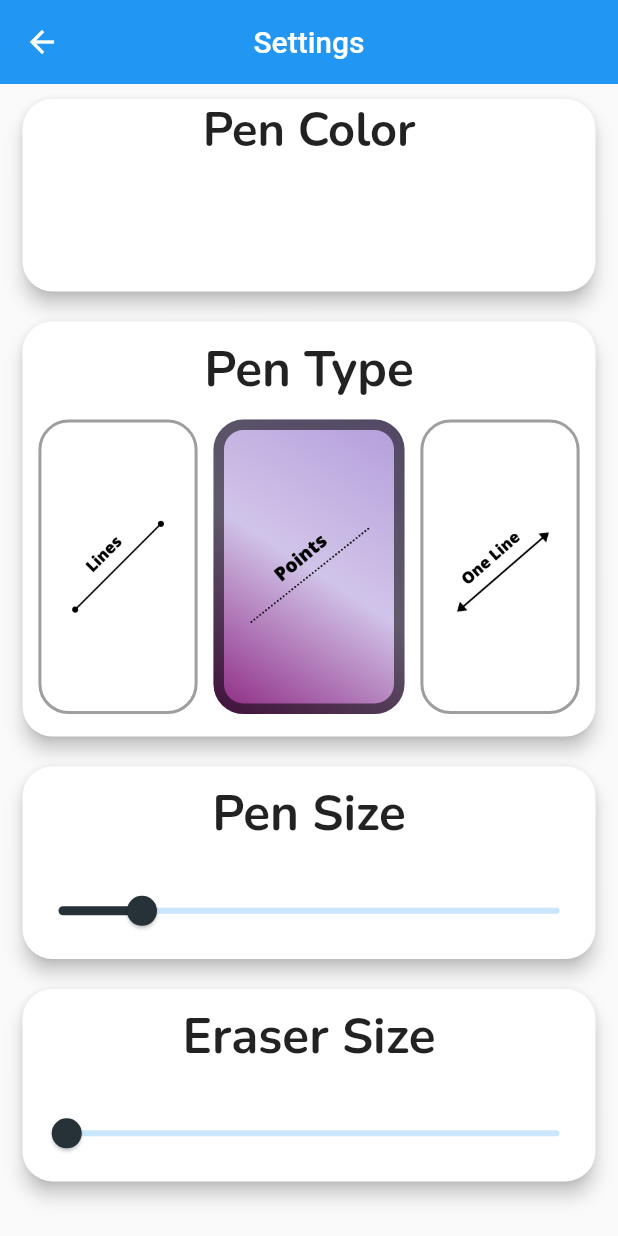
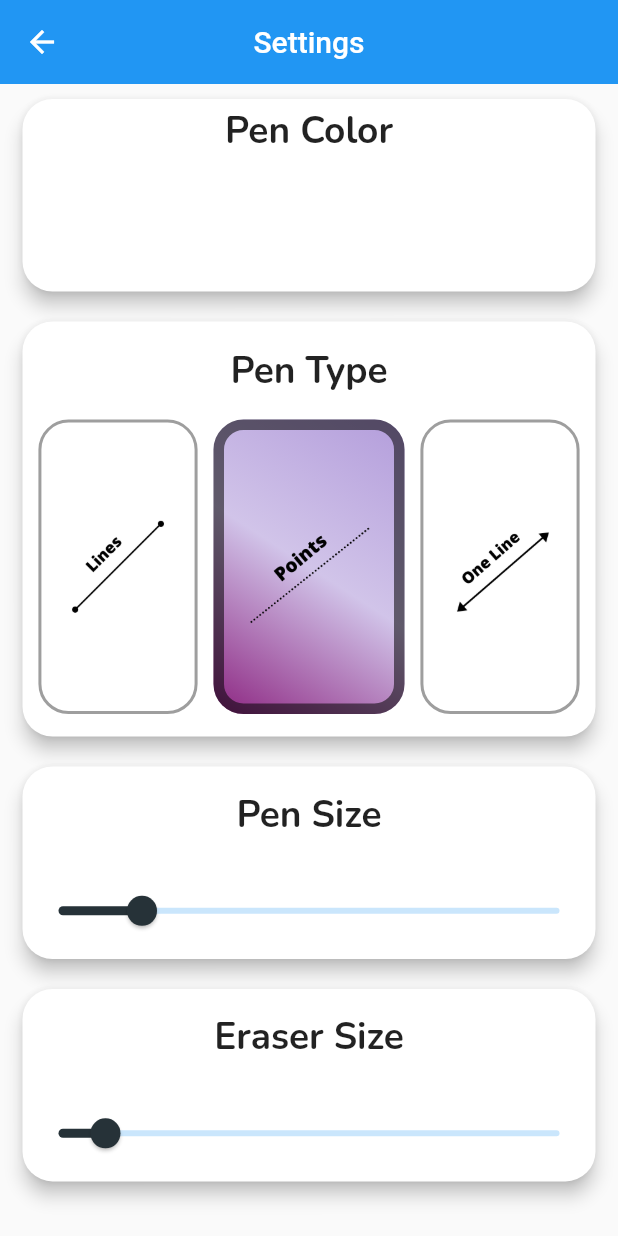
Before and after one commit to AbdallahNassar/Painter, a Flutter app: the PaintingView screen opened by its route, after a tap on the "settings" icon, on a phone screen of 412 x 824 dp. Run offline on Flutter 3.47's test engine with Material 2 defaults, Android fonts, the phone set to English and light mode, and no system bars; our stand-ins replace flutter_colorpicker, flutter_speed_dial, get, get_storage; accounts and stored records are empty.

Commit message:
some mods

```diff
--- a/painter/TODO.txt
+++ b/painter/TODO.txt
@@ -1,4 +1,3 @@
-=> redesign home page
 => add arabic language
 => add night mode
 => maybe reposition paint color ??
--- a/painter/lib/app/core/theme/app_theme.dart
+++ b/painter/lib/app/core/theme/app_theme.dart
@@ -12,7 +12,7 @@ class AppTheme {
     textTheme: TextTheme(
       button: TextStyle(fontSize: Get.height * 0.04 * Get.textScaleFactor),
       subtitle1: TextStyle(
-        fontSize: Get.height * 0.04 * Get.textScaleFactor,
+        fontSize: Get.height * 0.03 * Get.textScaleFactor,
         fontWeight: FontWeight.bold,
         fontFamily: 'Nunito',
       ),
--- a/painter/lib/app/modules/colorpicker/views/colorpicker_view.dart
+++ b/painter/lib/app/modules/colorpicker/views/colorpicker_view.dart
@@ -3,12 +3,10 @@ import 'package:flutter_colorpicker/flutter_colorpicker.dart';
 
 import 'package:get/get.dart';
 import 'package:painter/app/core/theme/app_theme.dart';
-import 'package:painter/app/modules/painting/controllers/painting_controller.dart';
 import 'package:painter/app/modules/settings/controllers/settings_controller.dart';
 
 class ColorpickerView extends GetView<SettingsController> {
   //================================ Properties ================================
-  final _paintingController = Get.find<PaintingController>();
 
   //================================= Methods ==================================
   Widget _buildSizedBox(_mediaQuery) {
@@ -45,9 +43,7 @@ class ColorpickerView extends GetView<SettingsController> {
               child: ColorPicker(
                 pickerColor: controller.strokeColor,
                 onColorChanged: (newColor) {
-                  controller.setColor(
-                      _paintingController.currentActivePaintingIndex,
-                      newColor.value);
+                  controller.setColor(newColor.value);
                 },
                 showLabel: true,
                 displayThumbColor: true,
--- a/painter/lib/app/modules/home/widgets/page_view.dart
+++ b/painter/lib/app/modules/home/widgets/page_view.dart
@@ -51,6 +51,7 @@ class PaintingSlide extends StatelessWidget {
         index: index,
       ),
       closedColor: Colors.transparent,
+      middleColor: Colors.transparent,
       closedShape: RoundedRectangleBorder(
         borderRadius: BorderRadius.circular(20.0),
       ),
--- a/painter/lib/app/modules/painting/views/painting_view.dart
+++ b/painter/lib/app/modules/painting/views/painting_view.dart
@@ -41,8 +41,7 @@ class PaintingView extends GetView<PaintingController> {
               () => SettingsView(),
               transition: Transition.cupertino,
               duration: Duration(milliseconds: 400),
-              popGesture: true,
-              arguments: index,
+              // popGesture: true,
             ),
           ),
         ],
--- a/painter/lib/app/modules/settings/controllers/settings_controller.dart
+++ b/painter/lib/app/modules/settings/controllers/settings_controller.dart
@@ -7,7 +7,7 @@ import 'package:painter/app/modules/home/controllers/home_controller.dart';
 class SettingsController extends GetxController {
   //================================ Properties ================================
   // this will be distance to check against for deletion, [the eraser size]
-  var _deleteDistance = 20.0.obs;
+  var _deleteDistance = (Get.height * 0.03).obs;
   // this will be used to communicate with home controller, for example
   // to increment the index of active list, to tell the [Big List] that
   // a change has happened
@@ -44,7 +44,7 @@ class SettingsController extends GetxController {
   double get maxPenSize => 20.0;
 
   //============================================================================
-  void setStrokeWidth(int index, double newVal) {
+  void setStrokeWidth(double newVal) {
     // the index of the [Painting] to make new list in
     // save the new value, to update the widget that observes this var
     _strokeWitdth.value = newVal;
@@ -52,14 +52,14 @@ class SettingsController extends GetxController {
   }
 
   //============================================================================
-  void setColor(int index, int newColorVal) {
+  void setColor(int newColorVal) {
     _strokeColor.value = MyColor(newColorVal);
 
     homeController.makeNewList();
   }
 
   //============================================================================
-  void setPointMode(int index, PointMode newVal) {
+  void setPointMode(PointMode newVal) {
     _pointsMode.value = newVal;
     homeController.makeNewList();
   }
--- a/painter/lib/app/modules/settings/views/settings_view.dart
+++ b/painter/lib/app/modules/settings/views/settings_view.dart
@@ -2,7 +2,6 @@ import 'package:flutter/material.dart';
 
 import 'package:get/get.dart';
 import 'package:painter/app/core/theme/app_theme.dart';
-import 'package:painter/app/modules/painting/controllers/painting_controller.dart';
 import 'package:painter/app/modules/settings/widgets/custom_color_picker.dart';
 import 'package:painter/app/modules/settings/widgets/custom_slider.dart';
 import 'package:painter/app/modules/settings/widgets/pen_types.dart';
@@ -13,7 +12,6 @@ import '../controllers/settings_controller.dart';
 
 class SettingsView extends GetView<SettingsController> {
   //================================ Properties ================================
-  final _paintingController = Get.find<PaintingController>();
 
   //============================================================================
   @override
@@ -86,7 +84,6 @@ class SettingsView extends GetView<SettingsController> {
                     maxValue: controller.maxPenSize,
                     minValue: controller.minPenSize - 1,
                     onChanged: (newVal) => controller.setStrokeWidth(
-                      _paintingController.currentActivePaintingIndex,
                       newVal,
                     ),
                   ),
--- a/painter/lib/app/modules/settings/widgets/pen_types_item.dart
+++ b/painter/lib/app/modules/settings/widgets/pen_types_item.dart
@@ -3,13 +3,11 @@ import 'dart:ui';
 import 'package:flutter/material.dart';
 import 'package:get/get.dart';
 import 'package:painter/app/core/theme/app_colors.dart';
-import 'package:painter/app/modules/painting/controllers/painting_controller.dart';
 import 'package:painter/app/modules/settings/controllers/settings_controller.dart';
 
 class PenTypesItem extends StatelessWidget {
   //================================ Properties ================================
   final _settingsController = Get.find<SettingsController>();
-  final _paintingController = Get.find<PaintingController>();
   final String imagePath;
   final PointMode pointMode;
   //================================ Constructor ===============================
@@ -26,8 +24,7 @@ class PenTypesItem extends StatelessWidget {
       () => Expanded(
         flex: _settingsController.pointsMode == pointMode ? 12 : 10,
         child: GestureDetector(
-          onTap: () => _settingsController.setPointMode(
-              _paintingController.currentActivePaintingIndex, pointMode),
+          onTap: () => _settingsController.setPointMode(pointMode),
           child: AnimatedContainer(
             duration: Duration(milliseconds: 500),
             curve: Curves.fastLinearToSlowEaseIn,
```
